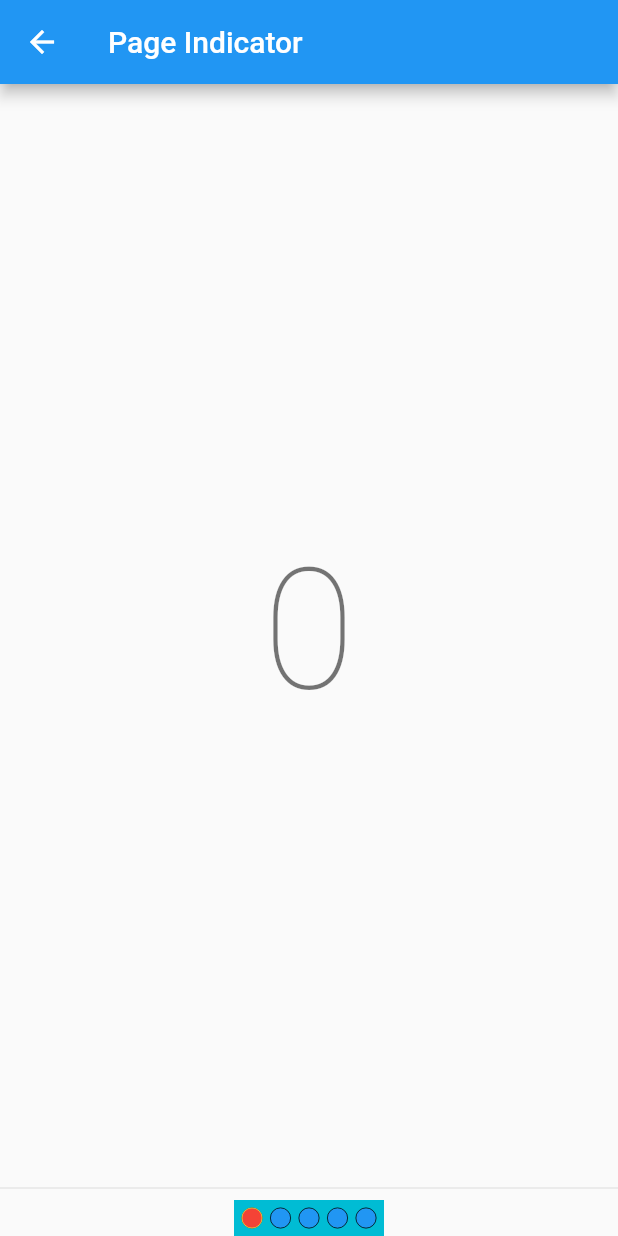
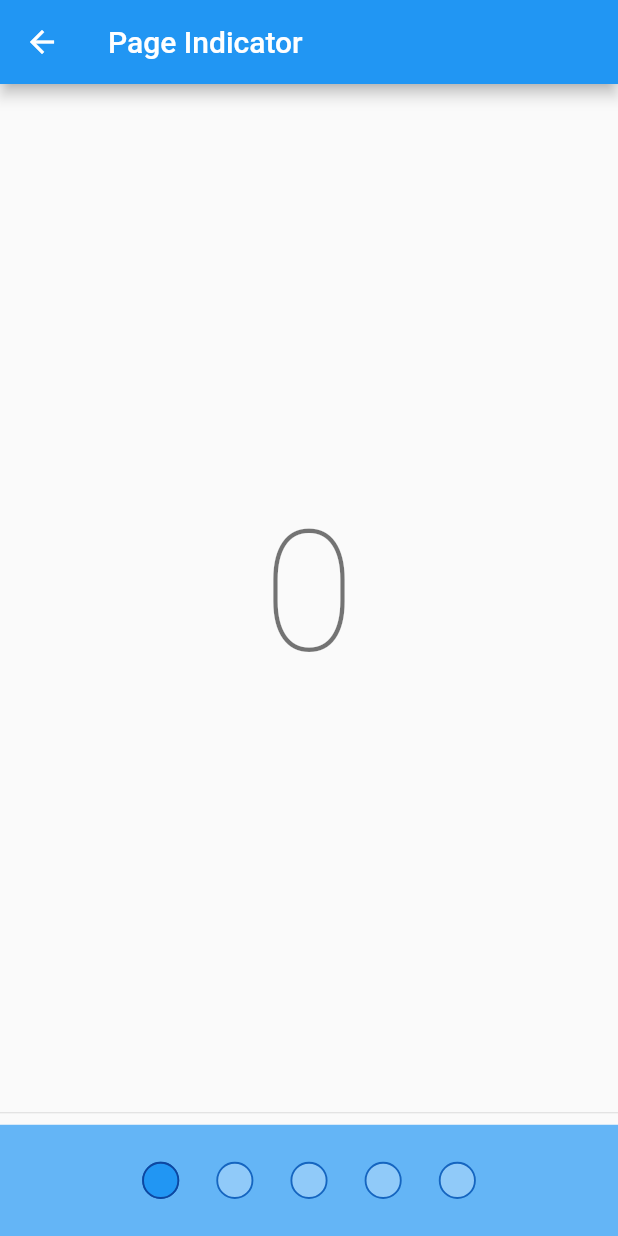
Before and after one commit to mrverdant13/flutter_ui, a Flutter app: the PageIndicatorScreen screen opened directly, on a phone screen of 412 x 824 dp. Run offline on Flutter 3.47's test engine with Material 2 defaults, Android fonts, the phone set to English and light mode, and no system bars.

Commit message:
style: enhace UI

```diff
--- a/lib/page_indicator/screen.dart
+++ b/lib/page_indicator/screen.dart
@@ -1,3 +1,5 @@
+import 'dart:math';
+
 import 'package:flutter/material.dart';
 
 class PageIndicatorScreen extends StatefulWidget {
@@ -22,9 +24,6 @@ class _PageIndicatorScreenState extends State<PageIndicatorScreen> {
 
   static const _pagesCount = 5;
   static const _laggingOffset = 0.5;
-  static const _dotOuterRadius = 7.0;
-  static const _dotInnerRadius = 6.5;
-  static const _dotSeparation = 5.0;
 
   @override
   Widget build(BuildContext context) => Scaffold(
@@ -51,16 +50,29 @@ class _PageIndicatorScreenState extends State<PageIndicatorScreen> {
               ),
             ),
             const Divider(),
-            Container(
-              color: Colors.cyan,
-              child: _PageIndicator(
-                pagesCount: _pagesCount,
-                laggingOffset: _laggingOffset,
-                dotOuterRadius: _dotOuterRadius,
-                dotInnerRadius: _dotInnerRadius,
-                dotsSeparation: _dotSeparation,
-                pageController: _pageController,
-              ),
+            LayoutBuilder(
+              builder: (context, constraints) {
+                final availableWidth = constraints.maxWidth;
+                final dotOuterRadius = min(
+                  (availableWidth / _pagesCount) * 0.15,
+                  15.0,
+                );
+                final dotInnerRadius = dotOuterRadius * 0.9;
+                final dotsSeparation = dotOuterRadius * 2;
+                return Container(
+                  width: double.infinity,
+                  color: Colors.blue.shade300,
+                  alignment: Alignment.center,
+                  child: _PageIndicator(
+                    pagesCount: _pagesCount,
+                    laggingOffset: _laggingOffset,
+                    dotOuterRadius: dotOuterRadius,
+                    dotInnerRadius: dotInnerRadius,
+                    dotsSeparation: dotsSeparation,
+                    pageController: _pageController,
+                  ),
+                );
+              },
             ),
           ],
         ),
@@ -126,8 +138,8 @@ class _PageIndicator extends StatelessWidget {
                     child: _PageDot(
                       indicatorBorderWidth: dotBorderWidth,
                       indicatorOuterDiameter: dotOuterDiameter,
-                      fillColor: Colors.blue,
-                      borderColor: Colors.black,
+                      fillColor: Colors.blue.shade200,
+                      borderColor: Colors.blue.shade800,
                     ),
                   ),
                 ).expand(
@@ -146,8 +158,8 @@ class _PageIndicator extends StatelessWidget {
                 child: _ActivePageDot(
                   borderRadius: dotOuterRadius,
                   borderWidth: dotBorderWidth,
-                  fillColor: Colors.red,
-                  borderColor: Colors.yellow,
+                  fillColor: Colors.blue,
+                  borderColor: Colors.blue.shade900,
                 ),
               ),
             ),
```
Also changed, not shown: lib/text_scroller/screen.dart (+30 -19 lines).
